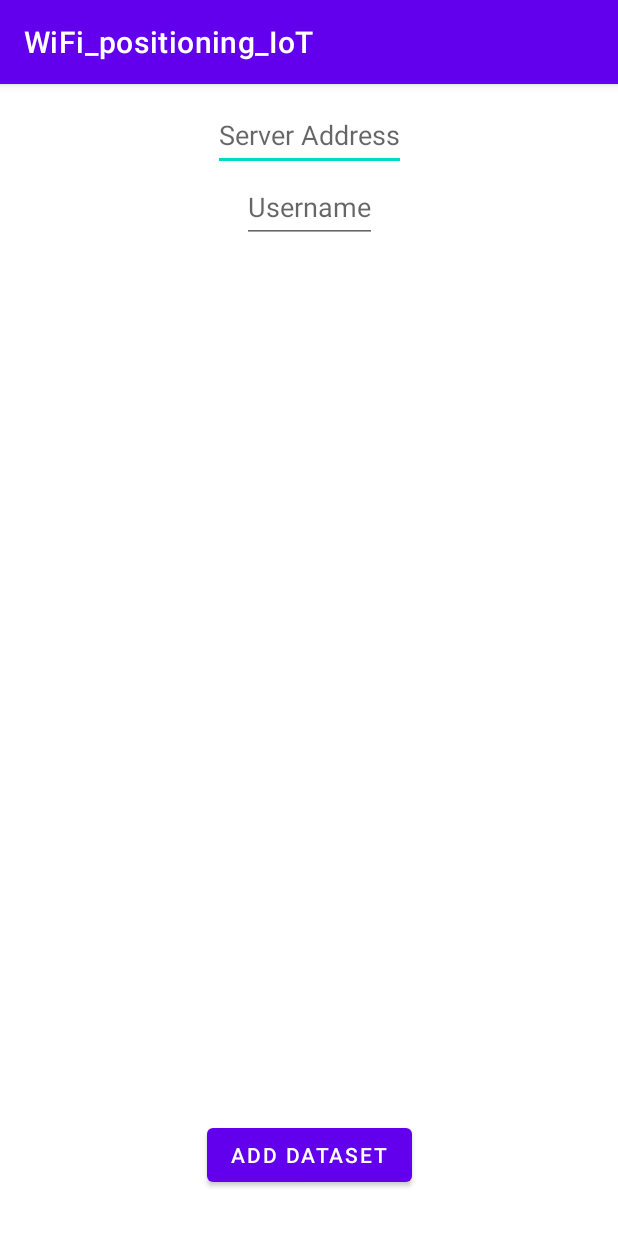
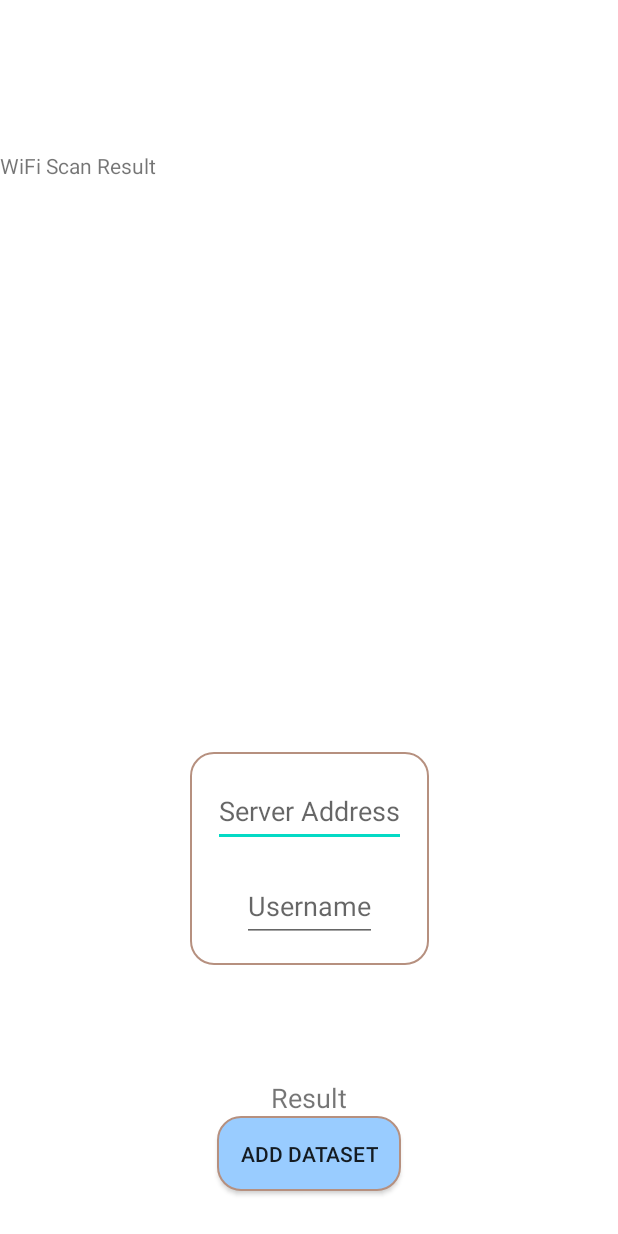
Before and after one commit to youhyunwoo99/IoT-TermProject, an Android app: the screen it shows after launch (MainActivity), on a phone screen of 412 x 824 dp. Run offline under Robolectric (Android 15) with nearby library versions, the phone set to English and light mode, and no system bars.

Commit message:
Design: Design MainActivity layout

```diff
--- a/WiFi_positioning_IoT/app/src/main/java/com/gachon/wifi_positioning_iot/MainActivity.java
+++ b/WiFi_positioning_IoT/app/src/main/java/com/gachon/wifi_positioning_iot/MainActivity.java
@@ -1,5 +1,6 @@
 package com.gachon.wifi_positioning_iot;
 
+import androidx.appcompat.app.ActionBar;
 import androidx.appcompat.app.AppCompatActivity;
 
 import android.os.Bundle;
@@ -10,5 +11,8 @@ public class MainActivity extends AppCompatActivity {
     protected void onCreate(Bundle savedInstanceState) {
         super.onCreate(savedInstanceState);
         setContentView(R.layout.activity_main);
+
+        ActionBar actionBar = getSupportActionBar();
+        actionBar.hide();
     }
 }
--- /dev/null
+++ b/WiFi_positioning_IoT/app/src/main/res/drawable/round_button.xml
@@ -0,0 +1,14 @@
+<?xml version="1.0" encoding="utf-8"?>
+<shape xmlns:android="http://schemas.android.com/apk/res/android"
+    android:padding="10dp"
+    android:shape="rectangle" >
+    <solid android:color="@color/skyBlue"/>
+    <corners
+        android:bottomLeftRadius="15dp"
+        android:bottomRightRadius="15dp"
+        android:topLeftRadius="15dp"
+        android:topRightRadius="15dp" />
+    <stroke
+        android:width="1dp"
+        android:color="#b6907f" />
+</shape>
--- /dev/null
+++ b/WiFi_positioning_IoT/app/src/main/res/drawable/round_layout.xml
@@ -0,0 +1,14 @@
+<?xml version="1.0" encoding="utf-8"?>
+<shape xmlns:android="http://schemas.android.com/apk/res/android"
+    android:padding="10dp"
+    android:shape="rectangle" >
+    <solid android:color="#FFF" />
+    <corners
+        android:bottomLeftRadius="15dp"
+        android:bottomRightRadius="15dp"
+        android:topLeftRadius="15dp"
+        android:topRightRadius="15dp" />
+    <stroke
+        android:width="1dp"
+        android:color="#b6907f" />
+</shape>
--- a/WiFi_positioning_IoT/app/src/main/res/layout/activity_main.xml
+++ b/WiFi_positioning_IoT/app/src/main/res/layout/activity_main.xml
@@ -10,20 +10,23 @@
         android:id="@+id/input_container"
         android:layout_width="wrap_content"
         android:layout_height="wrap_content"
-        android:padding="10dp"
+        android:padding="15dp"
+        android:background="@drawable/round_layout"
         app:layout_constraintStart_toStartOf="parent"
         app:layout_constraintEnd_toEndOf="parent"
-        app:layout_constraintTop_toTopOf="parent"
-        app:layout_constraintBottom_toTopOf="button"
+        app:layout_constraintBottom_toBottomOf="@id/resultText"
+        app:layout_constraintTop_toBottomOf="@id/scroll"
         >
         <EditText
             android:id="@+id/serverAddressInput"
             android:layout_width="match_parent"
             android:layout_height="wrap_content"
+            android:layout_marginBottom="15dp"
             android:hint="Server Address"
             android:minHeight="48dp"
             android:textSize="18sp"
             android:inputType="textUri"
+            app:layout_constraintBottom_toTopOf="@id/userNameInput"
             app:layout_constraintTop_toTopOf="parent"
             app:layout_constraintStart_toStartOf="parent"
             app:layout_constraintEnd_toEndOf="parent"
@@ -36,17 +39,49 @@
             android:minHeight="48dp"
             android:textSize="18sp"
             android:inputType="text"
+            app:layout_constraintBottom_toBottomOf="@id/serverAddressInput"
             app:layout_constraintTop_toBottomOf="@id/serverAddressInput"
             app:layout_constraintStart_toStartOf="parent"
             app:layout_constraintEnd_toEndOf="parent"
             />
     </androidx.constraintlayout.widget.ConstraintLayout>
-    <Button
+    <ScrollView
+        android:id="@+id/scroll"
+        android:layout_width="match_parent"
+        android:layout_height="300dp"
+        app:layout_constraintTop_toTopOf="parent"
+        app:layout_constraintBottom_toTopOf="@id/input_container"
+        >
+        <TextView
+            android:id="@+id/app_log"
+            android:layout_width="match_parent"
+            android:layout_height="wrap_content"
+            android:text="WiFi Scan Result"
+            />
+
+    </ScrollView>
+
+    <TextView
+        android:id="@+id/resultText"
+        android:layout_width="match_parent"
+        android:layout_height="wrap_content"
+        android:layout_marginTop="30dp"
+        android:gravity="center"
+        android:text="Result"
+        android:textSize="18sp"
+        app:layout_constraintStart_toStartOf="parent"
+        app:layout_constraintEnd_toEndOf="parent"
+        app:layout_constraintBottom_toTopOf="@id/button"
+        />
+
+    <androidx.appcompat.widget.AppCompatButton
         android:id="@+id/button"
         android:layout_width="wrap_content"
         android:layout_height="wrap_content"
         android:text="Add Dataset"
         android:layout_marginBottom="30dp"
+        android:padding="15dp"
+        android:background="@drawable/round_button"
         app:layout_constraintBottom_toBottomOf="parent"
         app:layout_constraintStart_toStartOf="parent"
         app:layout_constraintEnd_toEndOf="parent"
--- a/WiFi_positioning_IoT/app/src/main/res/values/colors.xml
+++ b/WiFi_positioning_IoT/app/src/main/res/values/colors.xml
@@ -7,4 +7,5 @@
     <color name="teal_700">#FF018786</color>
     <color name="black">#FF000000</color>
     <color name="white">#FFFFFFFF</color>
+    <color name="skyBlue">#99CCFF</color>
 </resources>
```
